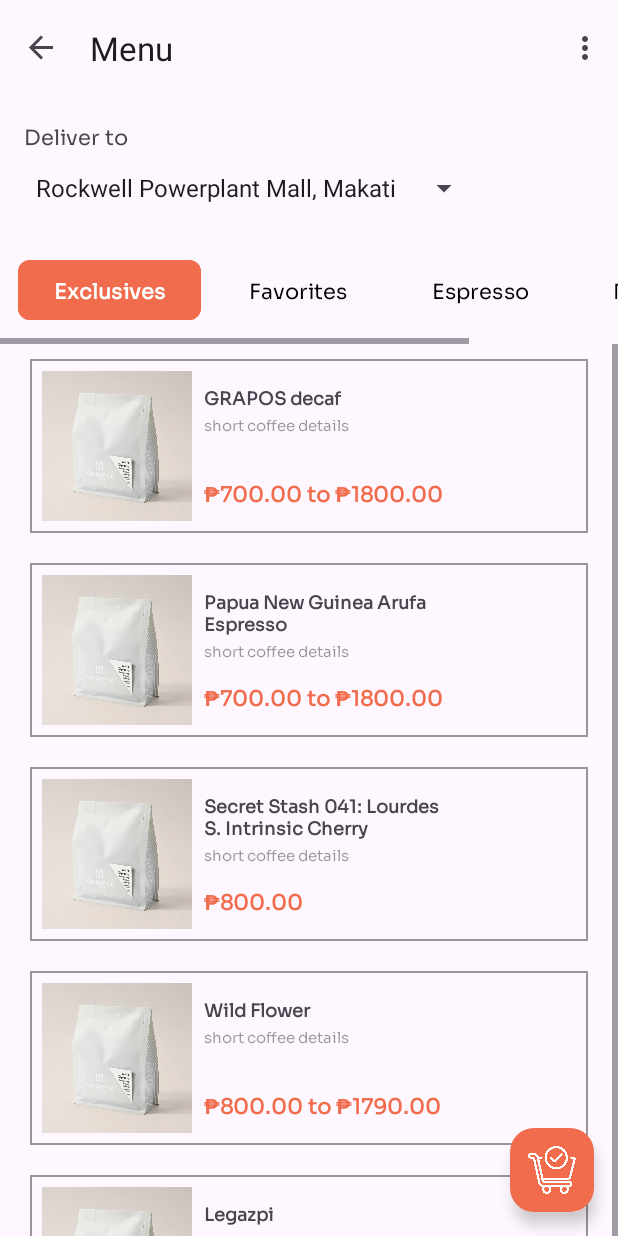
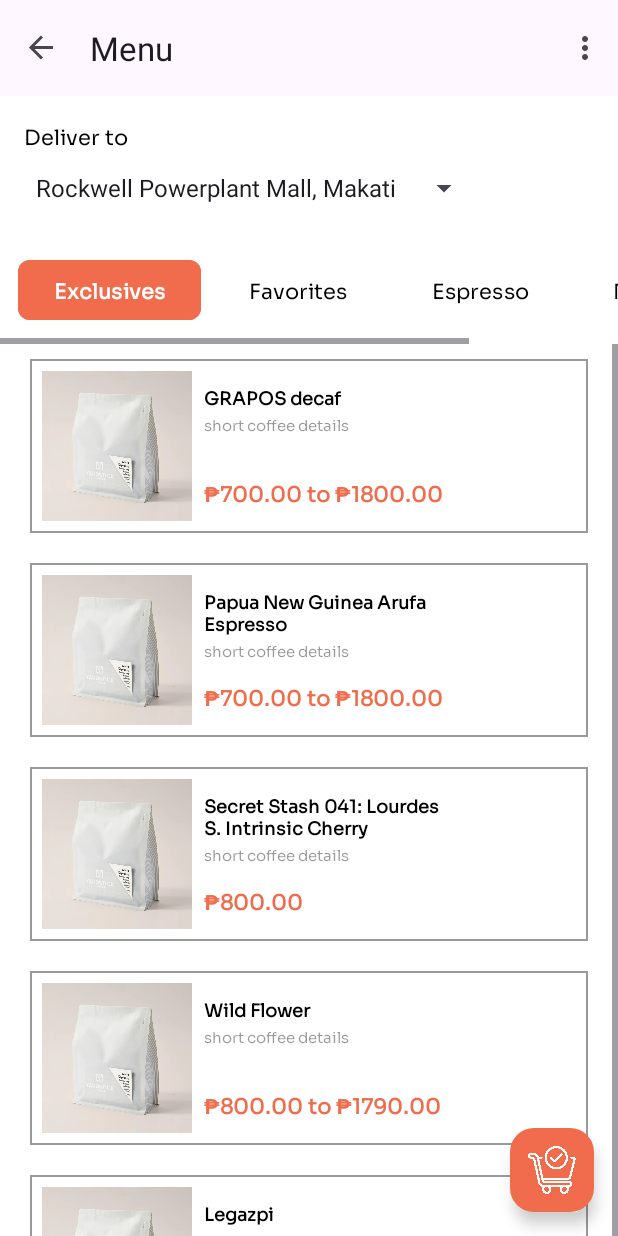
Before and after one commit to donnielle-andres/MOBDEVE-MCO, an Android app: the MenuFragment screen opened through its navigation route, on a phone screen of 412 x 824 dp. Run offline under Robolectric (Android 15) with nearby library versions, the phone set to English and light mode, and no system bars; our stand-ins replace navigation-ui.

Commit message:
fix: hardcoded colors in main menu
themes were messing up colors. selected location dropdown still needs to be styled.

```diff
--- a/MCO/app/src/main/res/layout/activity_main.xml
+++ b/MCO/app/src/main/res/layout/activity_main.xml
@@ -2,6 +2,7 @@
 <androidx.coordinatorlayout.widget.CoordinatorLayout xmlns:android="http://schemas.android.com/apk/res/android"
     xmlns:app="http://schemas.android.com/apk/res-auto"
     xmlns:tools="http://schemas.android.com/tools"
+    android:background="@color/white"
     android:layout_width="match_parent"
     android:layout_height="match_parent"
     android:fitsSystemWindows="true"
--- a/MCO/app/src/main/res/layout/fragment_menu.xml
+++ b/MCO/app/src/main/res/layout/fragment_menu.xml
@@ -11,9 +11,9 @@
         android:id="@+id/linearLayout"
         android:layout_width="match_parent"
         android:layout_height="wrap_content"
-        android:layout_gravity="center"
         android:orientation="vertical"
         app:layout_constraintEnd_toEndOf="parent"
+        app:layout_constraintHorizontal_bias="0.0"
         app:layout_constraintStart_toStartOf="parent"
         app:layout_constraintTop_toTopOf="parent">
 
@@ -25,7 +25,8 @@
             android:layout_marginTop="16dp"
             android:fontFamily="@font/sora"
             android:text="@string/deliverTo"
-            android:textAlignment="viewStart" />
+            android:textAlignment="viewStart"
+            android:textColor="@color/black" />
 
         <Spinner
             android:id="@+id/spinnerLocations"
@@ -35,6 +36,7 @@
             android:layout_marginBottom="16dp"
             android:dropDownWidth="wrap_content"
             android:entries="@array/locations"
+            android:spinnerMode="dropdown"
             android:theme="@style/SpinnerTheme" />
     </LinearLayout>
 
@@ -67,6 +69,7 @@
                 android:backgroundTint="@color/orange"
                 android:fontFamily="@font/sora"
                 android:text="Exclusives"
+                android:textColor="@color/white"
                 android:textStyle="bold"
                 app:cornerRadius="8dp" />
 
@@ -112,6 +115,7 @@
         android:id="@+id/recycler_view"
         android:layout_width="match_parent"
         android:layout_height="wrap_content"
+        android:paddingBottom="32dp"
         android:scrollbars="vertical"
         app:layoutManager="LinearLayoutManager"
         app:layout_constraintStart_toStartOf="@id/menu_parent"
--- a/MCO/app/src/main/res/layout/menu_item.xml
+++ b/MCO/app/src/main/res/layout/menu_item.xml
@@ -23,6 +23,7 @@
         android:gravity="center"
         android:text="Secret Stash 041: Lourdes S. Intrinsic Cherry"
         android:textAlignment="viewStart"
+        android:textColor="@color/black"
         android:textSize="12sp"
         android:textStyle="bold"
         app:layout_constraintStart_toEndOf="@+id/menu_item_photo"
--- a/MCO/app/src/main/res/values/styles.xml
+++ b/MCO/app/src/main/res/values/styles.xml
@@ -1,9 +1,11 @@
 <?xml version="1.0" encoding="utf-8"?>
 <resources>
     <style name="SpinnerTheme">
+        <item name="android:background">@color/white</item>
         <item name="android:fontFamily">@font/sora</item>
         <item name="android:textStyle">bold</item>
         <item name="android:textColor">@color/orange</item>
+
     </style>
 
 </resources>
```
